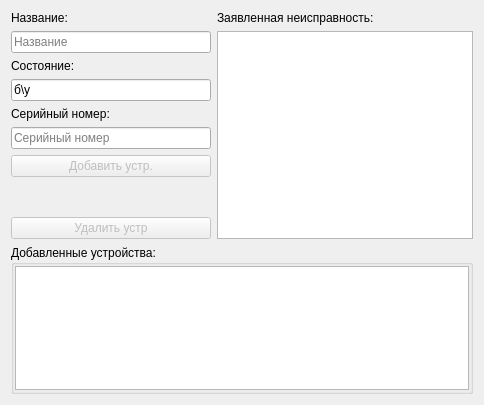
Qt form devicewidget.ui (eboladev/XPPC) before a commit.
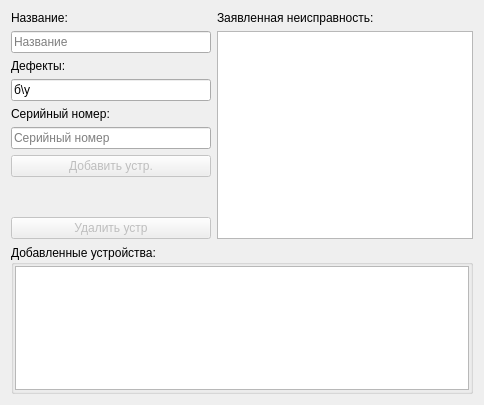
The same form after that commit.

What changed in the file:
```diff
--- a/devicewidget.ui
+++ b/devicewidget.ui
@@ -57,7 +57,7 @@
      <item>
       <widget class="QLabel" name="labelCondition">
        <property name="text">
-        <string>Состояние:</string>
+        <string>Дефекты:</string>
        </property>
       </widget>
      </item>
```
Left out of the diff: 11 changed lines with no effect on the pictures.
